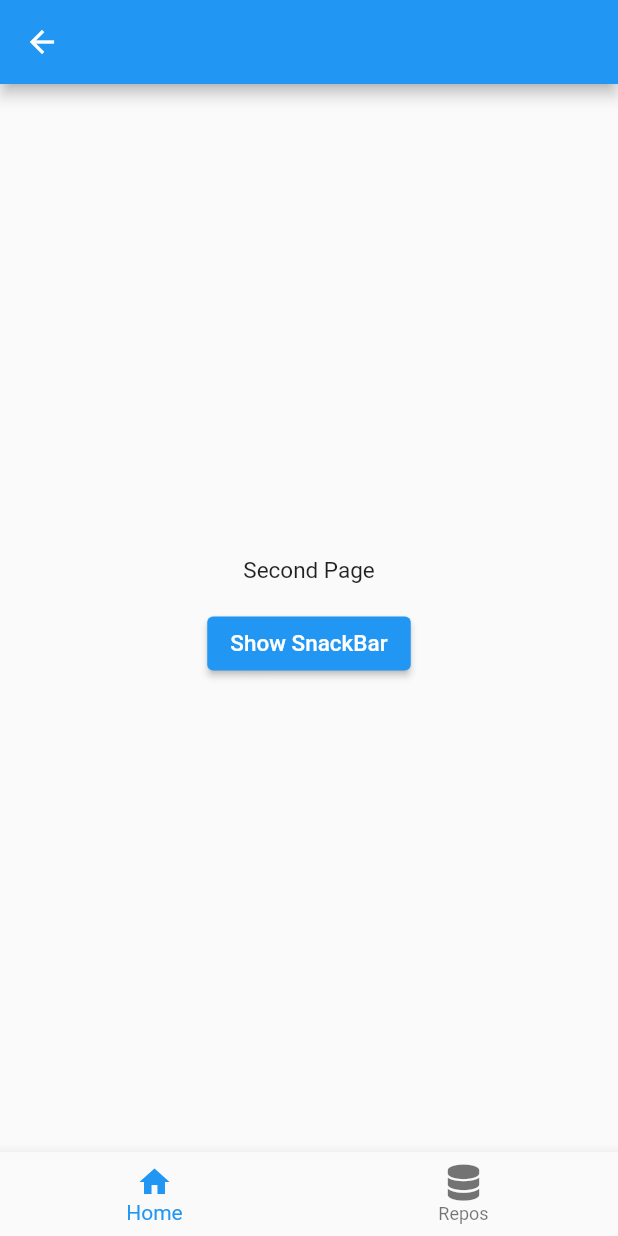
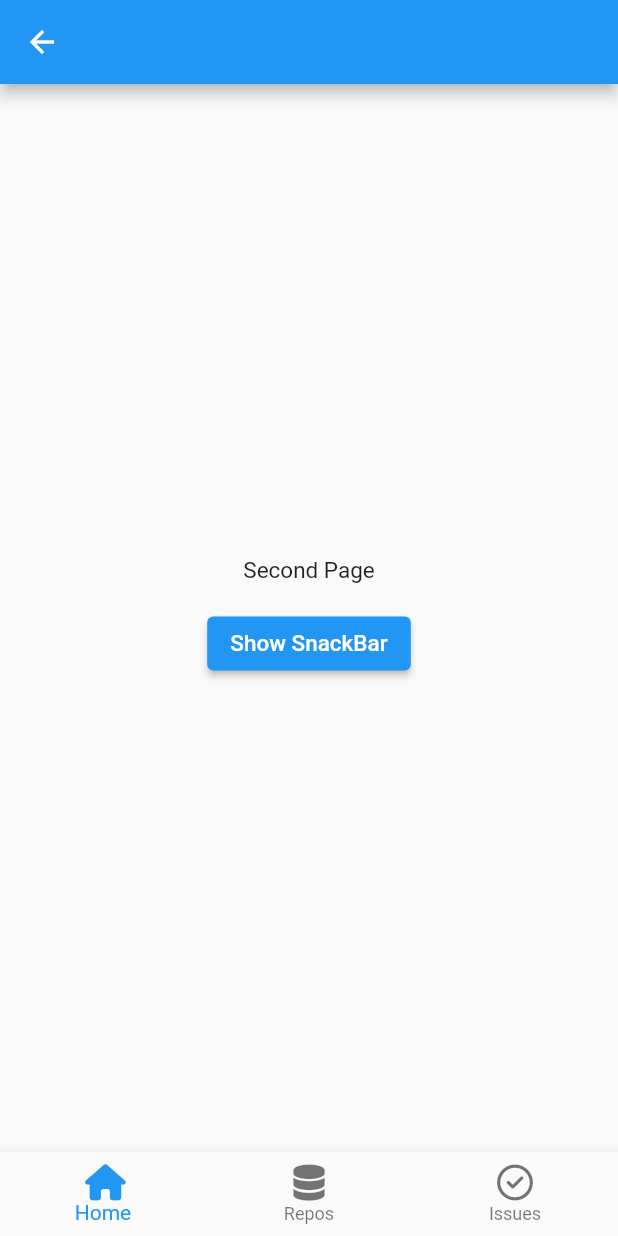
Before and after one commit to kosukesaigusa/flutter-github-search, a Flutter app: the screen it shows after launch, after a tap on "Go to Second Page", on a phone screen of 412 x 824 dp. Run offline on Flutter 3.47's test engine with Material 2 defaults, Android fonts, the phone set to English and light mode, and no system bars; our stand-ins replace connectivity_plus, cookie_jar, dio, dio_cookie_manager, flutter_hooks, flutter_spinkit and 5 more; project files that could hold a hidden picture were left out.

Commit message:
feat: add issues bottom tab and improve related codes

```diff
--- /dev/null
+++ b/lib/pages/issue/issue_page.dart
@@ -0,0 +1,19 @@
+import 'package:flutter/material.dart';
+import 'package:hooks_riverpod/hooks_riverpod.dart';
+
+class IssuePage extends StatefulHookConsumerWidget {
+  const IssuePage({Key? key}) : super(key: key);
+
+  static const path = '/issue/';
+  static const name = 'IssuePage';
+
+  @override
+  ConsumerState<IssuePage> createState() => _IssuePageState();
+}
+
+class _IssuePageState extends ConsumerState<IssuePage> {
+  @override
+  Widget build(BuildContext context) {
+    return const Scaffold(body: SizedBox());
+  }
+}
--- a/lib/pages/main/main_page.dart
+++ b/lib/pages/main/main_page.dart
@@ -3,7 +3,6 @@ import 'dart:async';
 import 'package:flutter/material.dart';
 import 'package:hooks_riverpod/hooks_riverpod.dart';
 
-import '../../providers/application/application.dart';
 import '../../providers/bottom_navigation_bar/bottom_navigation_bar.dart';
 import '../../route/main_tabs.dart';
 import '../../widgets/stacked_pages_navigator.dart';
@@ -70,14 +69,12 @@ class _MainPageState extends ConsumerState<MainPage> with WidgetsBindingObserver
                 FocusScope.of(context).unfocus();
                 final tab = bottomTabs[index].tab;
                 final state = ref.watch(bottomNavigationStateNotifierProvider);
-                final tabNavigatorKey = ref
-                    .watch(applicationStateNotifierProvider.notifier)
-                    .bottomTabKeys[state.currentTab];
-                if (tabNavigatorKey == null) {
+                final bottomTabKey = bottomTabKeys[state.currentTab];
+                if (bottomTabKey == null) {
                   return;
                 }
                 if (tab == state.currentTab) {
-                  tabNavigatorKey.currentState!.popUntil((route) => route.isFirst);
+                  bottomTabKey.currentState!.popUntil((route) => route.isFirst);
                   return;
                 }
                 ref
--- a/lib/providers/application/application.dart
+++ b/lib/providers/application/application.dart
@@ -1,7 +1,5 @@
-import 'package:flutter/material.dart';
 import 'package:hooks_riverpod/hooks_riverpod.dart';
 
-import '../../route/main_tabs.dart';
 import 'application_state.dart';
 
 final applicationStateNotifierProvider =
@@ -12,8 +10,9 @@ final applicationStateNotifierProvider =
 class ApplicationStateNotifierProvider extends StateNotifier<ApplicationState> {
   ApplicationStateNotifierProvider() : super(const ApplicationState());
 
-  final bottomTabKeys = {
-    BottomTabEnum.home: GlobalKey<NavigatorState>(),
-    BottomTabEnum.repo: GlobalKey<NavigatorState>(),
-  };
+  // final bottomTabKeys = {
+  //   BottomTabEnum.home: GlobalKey<NavigatorState>(),
+  //   BottomTabEnum.repo: GlobalKey<NavigatorState>(),
+  //   BottomTabEnum.repo: GlobalKey<NavigatorState>(),
+  // };
 }
--- a/lib/route/main_tabs.dart
+++ b/lib/route/main_tabs.dart
@@ -2,12 +2,47 @@ import 'package:flutter/material.dart';
 import 'package:font_awesome_flutter/font_awesome_flutter.dart';
 
 import '../pages/home/home_page.dart';
+import '../pages/issue/issue_page.dart';
 import '../pages/repo/search_repo_page.dart';
 
 /// MainPage の BottomNavigationBar の enum
 enum BottomTabEnum {
   home,
   repo,
+  issue,
+}
+
+/// BottomTabEnum の Extension
+extension BottomTabEnumExtension on BottomTabEnum {
+  /// それぞれの BottomTab の設定内容
+  BottomTab get bottomTab {
+    switch (this) {
+      case BottomTabEnum.home:
+        return const BottomTab(
+          index: 0,
+          tab: BottomTabEnum.home,
+          label: 'Home',
+          path: HomePage.path,
+          iconData: FontAwesomeIcons.house,
+        );
+      case BottomTabEnum.repo:
+        return const BottomTab(
+          index: 1,
+          tab: BottomTabEnum.repo,
+          label: 'Repos',
+          path: SearchRepoPage.path,
+          iconData: FontAwesomeIcons.database,
+        );
+      case BottomTabEnum.issue:
+        return const BottomTab(
+          index: 2,
+          tab: BottomTabEnum.issue,
+          label: 'Issues',
+          path: IssuePage.path,
+          iconData: FontAwesomeIcons.circleCheck,
+        );
+    }
+  }
 }
 
 /// MainPage の BottomNavigationBar の内容
@@ -28,22 +63,12 @@ class BottomTab {
 }
 
 /// MainPage の BottomNavigationBarItem 一覧
-const bottomTabs = [
-  BottomTab(
-    index: 0,
-    tab: BottomTabEnum.home,
-    label: 'Home',
-    path: HomePage.path,
-    iconData: Icons.home,
-  ),
-  BottomTab(
-    index: 1,
-    tab: BottomTabEnum.repo,
-    label: 'Repos',
-    path: SearchRepoPage.path,
-    iconData: FontAwesomeIcons.database,
-  ),
-];
+final bottomTabs = BottomTabEnum.values.map((e) => e.bottomTab).toList();
+
+/// MainPage の各 BottomNavigationBarItem に対応する NavigatorKey 一覧
+final bottomTabKeys = <BottomTabEnum, GlobalKey<NavigatorState>>{
+  for (final e in BottomTabEnum.values) e: GlobalKey<NavigatorState>(),
+};
 
 /// BottomTabEnum から タブの index を取得する。
 int getIndexByTab(BottomTabEnum tab) {
--- a/lib/route/routes.dart
+++ b/lib/route/routes.dart
@@ -2,6 +2,7 @@ import 'package:flutter/material.dart';
 
 import '../pages/first/first_page.dart';
 import '../pages/home/home_page.dart';
+import '../pages/issue/issue_page.dart';
 import '../pages/main/main_page.dart';
 import '../pages/repo/search_repo_page.dart';
 import '../pages/second/second_page.dart';
@@ -14,4 +15,5 @@ final routeBuilder = <String, PageBuilder>{
   SecondPage.path: (_, args) => const SecondPage(key: ValueKey(SecondPage.name)),
   HomePage.path: (_, args) => const HomePage(key: ValueKey(HomePage.name)),
   SearchRepoPage.path: (_, args) => const SearchRepoPage(key: ValueKey(SearchRepoPage.name)),
+  IssuePage.path: (_, args) => const IssuePage(key: ValueKey(IssuePage.name)),
 };
--- a/lib/widgets/stacked_pages_navigator.dart
+++ b/lib/widgets/stacked_pages_navigator.dart
@@ -3,7 +3,6 @@ import 'package:hooks_riverpod/hooks_riverpod.dart';
 
 import '../pages/main/main_page.dart';
 import '../pages/not_found/not_found_page.dart';
-import '../providers/application/application.dart';
 import '../route/app_router.dart';
 import '../route/main_tabs.dart';
 import '../route/routes.dart';
@@ -21,13 +20,12 @@ class MainStackedPagesNavigator extends HookConsumerWidget {
   @override
   Widget build(BuildContext context, WidgetRef ref) {
     return Navigator(
-      key: ref.watch(applicationStateNotifierProvider.notifier).bottomTabKeys[tab.tab],
+      key: bottomTabKeys[tab.tab],
       initialRoute: MainPage.path,
       observers: [
         HeroController(),
       ],
-      // MainPage の StackedPages 上での Navigation なので
-      // tab.path を渡す
+      // MainPage の StackedPages 上での Navigation なので tab.path を渡す
       onGenerateRoute: (routeSettings) => appRouter.generateRoute(
         routeSettings,
         bottomNavigationPath: tab.path,
```
